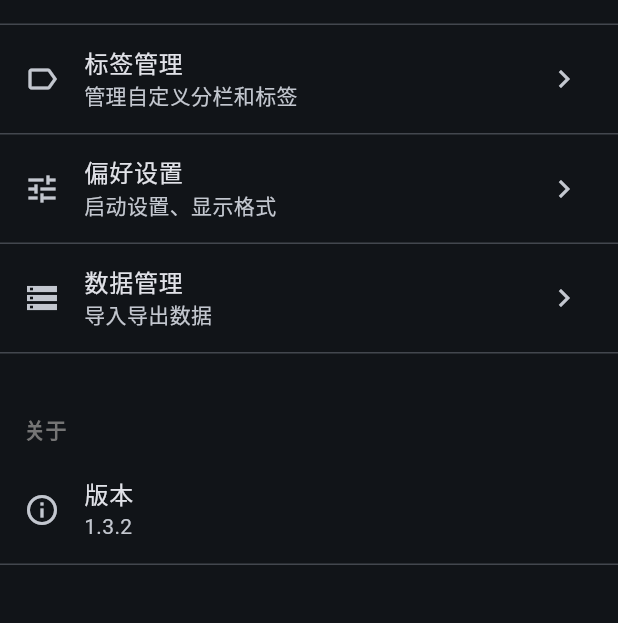
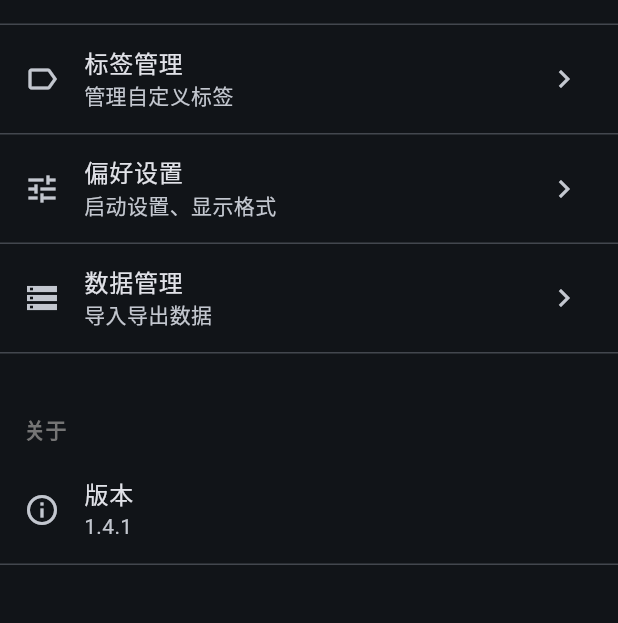
Before and after one commit to cecilenn/Daily-Price, a Flutter app: the screen it shows after launch, item 3 of the bottom bar chosen, on a phone screen of 412 x 824 dp. Shown: the part 344-967 px from the top of the screen. Run offline on Flutter 3.47's test engine with Material 3 defaults, Android fonts, the phone set to English and light mode, and no system bars; our stand-ins replace csv, file_picker, fl_chart, flutter_colorpicker, image_cropper, image_picker and 6 more; missing offline and left inert: gal, mobile_scanner, universal_html; accounts and stored records are empty.

Commit message:
fix: 修复标签和分类显示问题，更新版本号到1.4.1
- 将所有分栏相关文案统一修改为标签
- 修复首页左上角更换分类未显示自定义分类的问题
- 修复批量改分类功能未显示自定义分类的问题
- 修复首页批量加标签未显示自定义标签的问题
- 修复首页筛选内未显示自定义标签的问题
- 更新版本号从1.3.2到1.4.1

```diff
--- a/lib/screens/home_screen.dart
+++ b/lib/screens/home_screen.dart
@@ -850,6 +850,7 @@ class _HomeScreenState extends State<HomeScreen> {
             icon: const Icon(Icons.folder_outlined),
             tooltip: '分类',
             onSelected: (value) => _saveCategory(value),
+            onOpened: () => _loadCustomCategories(),
             itemBuilder: (context) {
               final items = <PopupMenuEntry<String>>[
                 const PopupMenuItem(value: 'all', child: Text('全部')),
@@ -1044,6 +1045,7 @@ class _HomeScreenState extends State<HomeScreen> {
 
   /// 显示筛选排序 BottomSheet
   void _showFilterSortSheet() {
+    _loadCustomTabs(); // 刷新标签数据
     showModalBottomSheet(
       context: context,
       isScrollControlled: true,
@@ -1431,6 +1433,7 @@ class _HomeScreenState extends State<HomeScreen> {
 
   /// 显示批量打标签 BottomSheet
   void _showBatchTagSheet() {
+    _loadCustomTabs(); // 刷新标签数据
     showModalBottomSheet(
       context: context,
       shape: const RoundedRectangleBorder(
@@ -1518,6 +1521,7 @@ class _HomeScreenState extends State<HomeScreen> {
 
   /// 显示批量改分类对话框
   void _showBatchCategoryDialog() {
+    _loadCustomCategories(); // 刷新分类数据
     showDialog(
       context: context,
       builder: (context) => AlertDialog(
--- a/lib/screens/preference_settings_screen.dart
+++ b/lib/screens/preference_settings_screen.dart
@@ -59,7 +59,7 @@ class _PreferenceSettingsScreenState extends State<PreferenceSettingsScreen> {
     });
   }
 
-  /// 保存默认启动分栏设置
+  /// 保存默认启动分类设置
   Future<void> _saveDefaultCategory(String value) async {
     final prefs = await SharedPreferences.getInstance();
     await prefs.setString(_prefKey, value);
@@ -134,7 +134,7 @@ class _PreferenceSettingsScreenState extends State<PreferenceSettingsScreen> {
             children: [
               _buildSectionHeader('启动设置'),
 
-              // 默认启动分栏
+              // 默认启动分类
               Padding(
                 padding: const EdgeInsets.symmetric(
                   horizontal: 16.0,
--- a/lib/screens/settings_screen.dart
+++ b/lib/screens/settings_screen.dart
@@ -65,7 +65,7 @@ class SettingsScreen extends StatelessWidget {
               ListTile(
                 leading: const Icon(Icons.label_outline),
                 title: const Text('标签管理'),
-                subtitle: const Text('管理自定义分栏和标签'),
+                subtitle: const Text('管理自定义标签'),
                 trailing: const Icon(Icons.chevron_right),
                 onTap: () => Navigator.push(
                   context,
@@ -113,7 +113,7 @@ class SettingsScreen extends StatelessWidget {
               ListTile(
                 leading: const Icon(Icons.info_outline),
                 title: const Text('版本'),
-                subtitle: const Text('1.3.2'),
+                subtitle: const Text('1.4.1'),
               ),
               const Divider(height: 1),
 
--- a/lib/screens/tag_settings_screen.dart
+++ b/lib/screens/tag_settings_screen.dart
@@ -23,7 +23,7 @@ class _TagSettingsScreenState extends State<TagSettingsScreen> {
     _loadCustomTabs();
   }
 
-  /// 加载自定义分栏设置
+  /// 加载自定义标签设置
   Future<void> _loadCustomTabs() async {
     final prefs = await SharedPreferences.getInstance();
     final tabs = prefs.getStringList(_customTabsPrefKey) ?? [];
@@ -32,7 +32,7 @@ class _TagSettingsScreenState extends State<TagSettingsScreen> {
     });
   }
 
-  /// 保存自定义分栏设置
+  /// 保存自定义标签设置
   Future<void> _saveCustomTabs(List<String> tabs) async {
     final prefs = await SharedPreferences.getInstance();
     await prefs.setStringList(_customTabsPrefKey, tabs);
@@ -41,19 +41,19 @@ class _TagSettingsScreenState extends State<TagSettingsScreen> {
     });
   }
 
-  /// 添加自定义分栏
+  /// 添加自定义标签
   Future<void> _addCustomTab() async {
     final controller = TextEditingController();
     final result = await showDialog<String>(
       context: context,
       builder: (context) => AlertDialog(
-        title: const Text('添加自定义分栏'),
+        title: const Text('添加自定义标签'),
         content: TextField(
           controller: controller,
           autofocus: true,
           maxLength: 20,
           decoration: const InputDecoration(
-            hintText: '输入分栏名称，如"工作"、"闲置"',
+            hintText: '输入标签名称，如"工作"、"闲置"',
             border: OutlineInputBorder(),
           ),
         ),
@@ -86,22 +86,22 @@ class _TagSettingsScreenState extends State<TagSettingsScreen> {
 
     if (result != null && result.isNotEmpty) {
       if (_customTabs.contains(result)) {
-        _showError('该分栏名称已存在');
+        _showError('该标签名称已存在');
         return;
       }
       final newTabs = [..._customTabs, result];
       await _saveCustomTabs(newTabs);
-      _showSuccess('已添加分栏"$result"');
+      _showSuccess('已添加标签"$result"');
     }
   }
 
-  /// 删除自定义分栏
+  /// 删除自定义标签
   Future<void> _removeCustomTab(String tab) async {
     final confirmed = await showDialog<bool>(
       context: context,
       builder: (context) => AlertDialog(
         title: const Text('确认删除'),
-        content: Text('确定要删除分栏"$tab"吗？\n该分栏标签将从所有资产中移除。'),
+        content: Text('确定要删除标签"$tab"吗？\n该标签将从所有资产中移除。'),
         actions: [
           TextButton(
             onPressed: () => Navigator.pop(context, false),
@@ -146,9 +146,9 @@ class _TagSettingsScreenState extends State<TagSettingsScreen> {
       );
 
       if (cleanCount > 0) {
-        _showSuccess('已删除分栏"$tab"，并从 $cleanCount 个资产中移除该标签');
+        _showSuccess('已删除标签"$tab"，并从 $cleanCount 个资产中移除该标签');
       } else {
-        _showSuccess('已删除分栏"$tab"');
+        _showSuccess('已删除标签"$tab"');
       }
     }
   }
@@ -351,7 +351,7 @@ class _TagSettingsScreenState extends State<TagSettingsScreen> {
           constraints: const BoxConstraints(maxWidth: 600),
           child: ListView(
             children: [
-              _buildSectionHeader('自定义分栏'),
+              _buildSectionHeader('自定义标签'),
               if (_customTabs.isEmpty)
                 Padding(
                   padding: const EdgeInsets.symmetric(
@@ -359,7 +359,7 @@ class _TagSettingsScreenState extends State<TagSettingsScreen> {
                     vertical: 8,
                   ),
                   child: Text(
-                    '暂无自定义分栏，点击下方按钮添加',
+                    '暂无自定义标签，点击下方按钮添加',
                     style: TextStyle(fontSize: 14, color: Colors.grey[600]),
                   ),
                 )
@@ -404,7 +404,7 @@ class _TagSettingsScreenState extends State<TagSettingsScreen> {
               ListTile(
                 leading: const Icon(Icons.add, color: Colors.green),
                 title: const Text(
-                  '添加自定义分栏',
+                  '添加自定义标签',
                   style: TextStyle(color: Colors.green),
                 ),
                 onTap: _addCustomTab,
--- a/pubspec.yaml
+++ b/pubspec.yaml
@@ -16,7 +16,7 @@ publish_to: 'none' # Remove this line if you wish to publish to pub.dev
 # https://developer.apple.com/library/archive/documentation/General/Reference/InfoPlistKeyReference/Articles/CoreFoundationKeys.html
 # In Windows, build-name is used as the major, minor, and patch parts
 # of the product and file versions while build-number is used as the build suffix.
-version: 1.4.0+11
+version: 1.4.1+12
 
 environment:
   sdk: ^3.11.0
```
